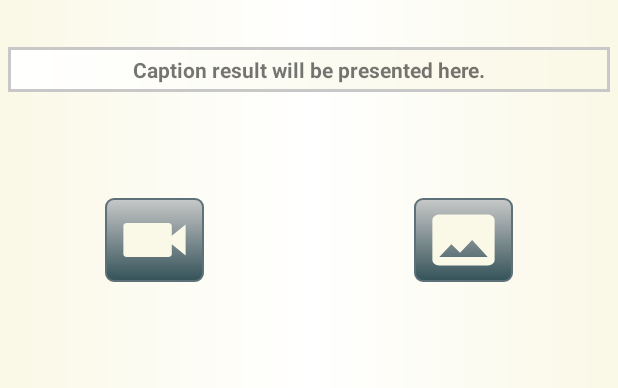
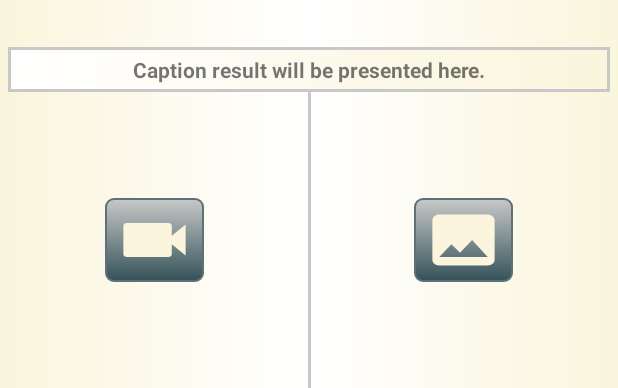
Before and after one commit to selman-aydin/Video_to_Frame, an Android app: the layout activity_main.xml on its own in the app's theme, with its tools: preview values and no code run, on a phone screen of 412 x 824 dp. Shown: the part 848-1236 px from the top of the screen. Run offline under Robolectric (Android 15) with nearby library versions, the phone set to English and light mode, and no system bars.

Commit message:
Small touch. Gray divider between buttons.

```diff
--- a/app/src/main/res/layout/activity_main.xml
+++ b/app/src/main/res/layout/activity_main.xml
@@ -85,6 +85,15 @@
             android:background="@drawable/ic_gallery_image_24" />
     </FrameLayout>
 
+    <View
+        android:layout_width="2dp"
+        android:layout_height="0dp"
+        android:background="@color/gray_level_5"
+        app:layout_constraintTop_toBottomOf="@id/commandview"
+        app:layout_constraintBottom_toBottomOf="parent"
+        app:layout_constraintStart_toStartOf="@id/guideline4"
+        app:layout_constraintEnd_toEndOf="@id/guideline4"/>
+
     <androidx.constraintlayout.widget.Guideline
         android:id="@+id/guideline3"
         android:layout_width="wrap_content"
--- a/app/src/main/res/values/colors.xml
+++ b/app/src/main/res/values/colors.xml
@@ -12,5 +12,5 @@
     <color name="gray_level_5">#C8C8C8</color>
     <color name="gray_level_7">#F0F0F0</color>
     <color name="gray_level_6">#E1E1E1</color>
-    <color name="background_tint">#FAF8E6</color>
+    <color name="background_tint">#FAF5DC</color>
 </resources>
```
